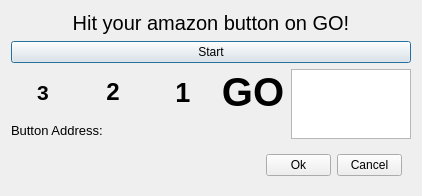
Qt form Gui/AddButtonDialog.ui (smithbro2115/Clocking) before a commit.
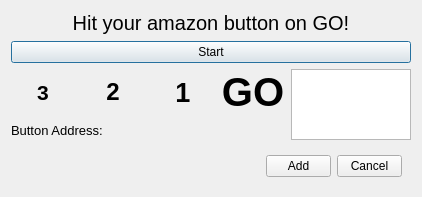
The same form after that commit.

Patch:
```diff
--- a/Gui/AddButtonDialog.ui
+++ b/Gui/AddButtonDialog.ui
@@ -7,7 +7,7 @@
     <x>0</x>
     <y>0</y>
     <width>422</width>
-    <height>181</height>
+    <height>197</height>
    </rect>
   </property>
   <property name="windowTitle">
@@ -174,7 +174,7 @@
          </size>
         </property>
         <property name="text">
-         <string>Ok</string>
+         <string>Add</string>
         </property>
        </widget>
       </item>
```
Left out of the diff: 2 changed lines with no effect on the pictures.
